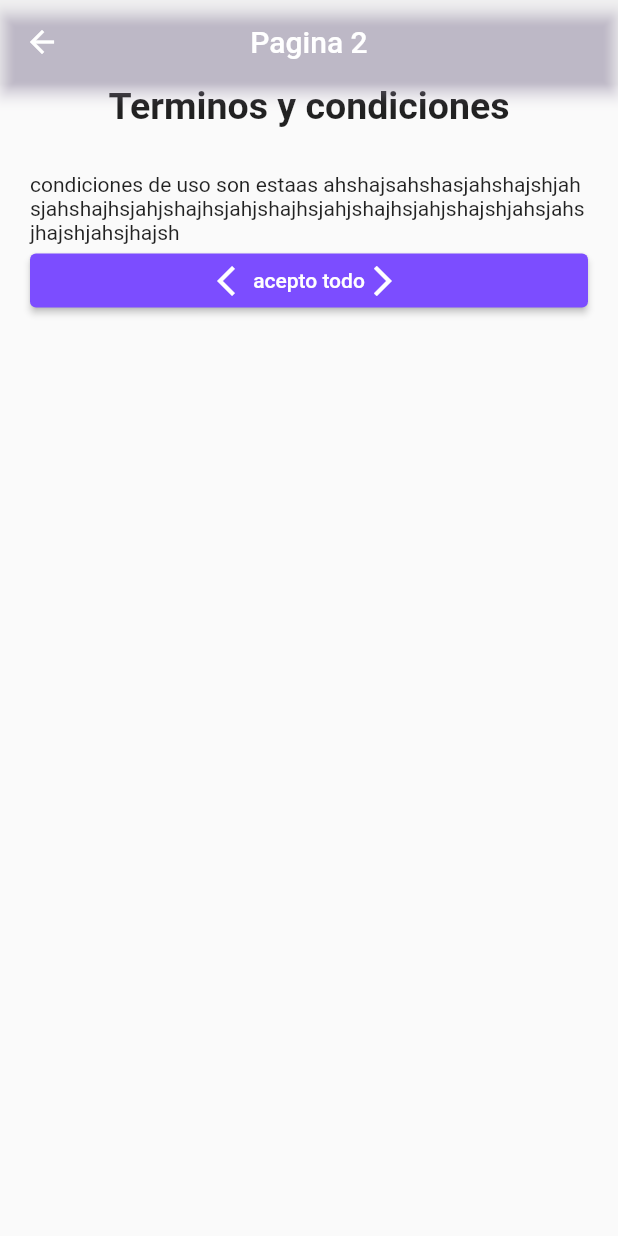
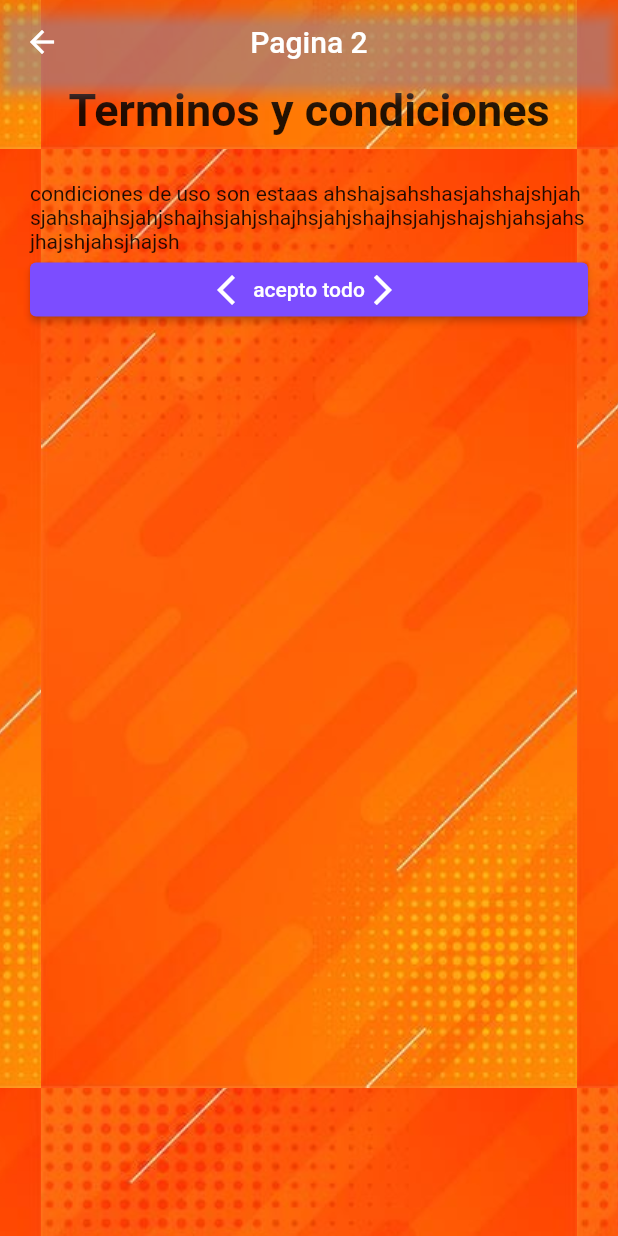
Before and after one commit to av952/Pruebas-flutter, a Flutter app: the pagina2 screen opened directly, on a phone screen of 412 x 824 dp. Run offline on Flutter 3.47's test engine with Material 2 defaults, Android fonts, the light colour scheme and no system bars.

Commit message:
background pag2

```diff
--- a/lib/pages/pagina2.dart
+++ b/lib/pages/pagina2.dart
@@ -5,7 +5,15 @@ class pagina2 extends StatelessWidget {
 
   @override
   Widget build(BuildContext context) {
-    return Scaffold(
+    return Container(
+      decoration: BoxDecoration(
+          image: DecorationImage(
+              image: AssetImage(
+                "assets/imagenfondo.png",
+              ),
+              repeat: ImageRepeat.repeat)),
+      child: Scaffold(
+        backgroundColor: Colors.transparent,
         appBar: AppBar(
           backgroundColor: Colors.transparent,
           shadowColor: Colors.deepPurple[100],
@@ -20,12 +28,19 @@ class pagina2 extends StatelessWidget {
               alignment: Alignment.center,
               child: Text("Terminos y condiciones",
                   style: TextStyle(
-                  fontSize: 25,
+                    fontSize: 30,
                     fontWeight: FontWeight.bold,
                   )),
             ),
+            Container(
+              decoration: BoxDecoration(
+                  image: DecorationImage(
+                      image: AssetImage("assets/imagenfondo.png"),
+                      fit: BoxFit.fill)),
+            ),
             letras(context),
           ],
+        ),
       ),
     );
   }
```
Lines whose indentation alone changed are shown as unchanged.
